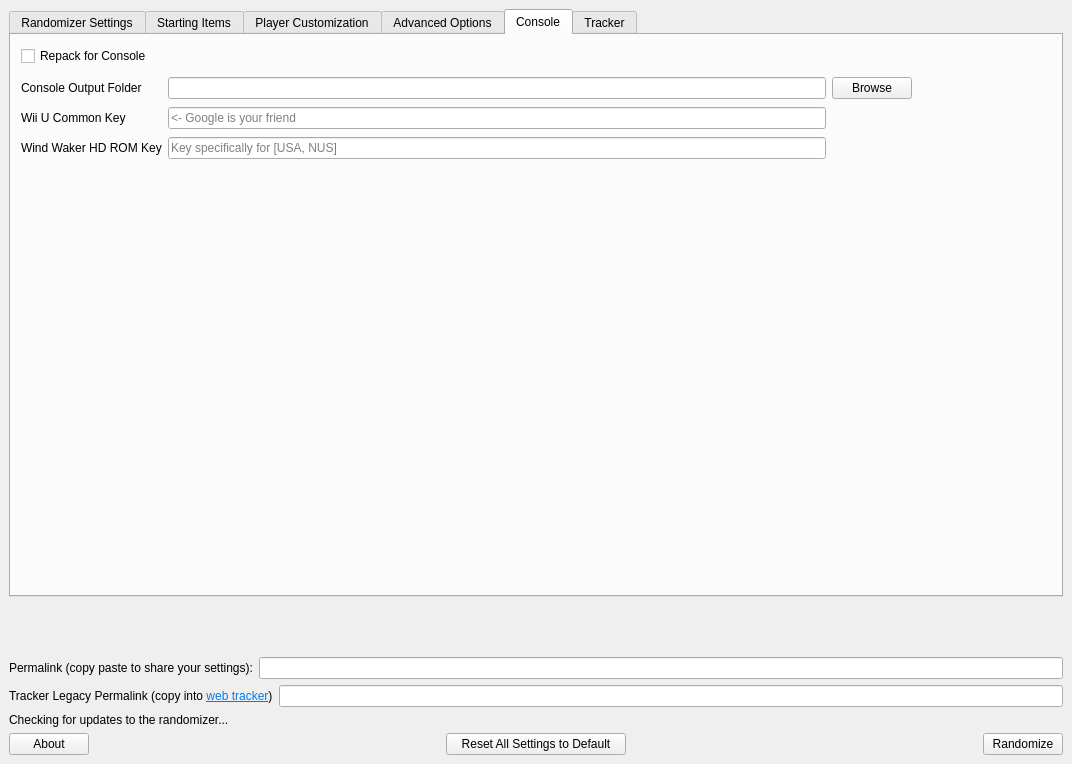
This is gui/mainwindow.ui in SuperDude88/TWWHD-Randomizer as Qt 5 draws it before an edit. The edited form follows.
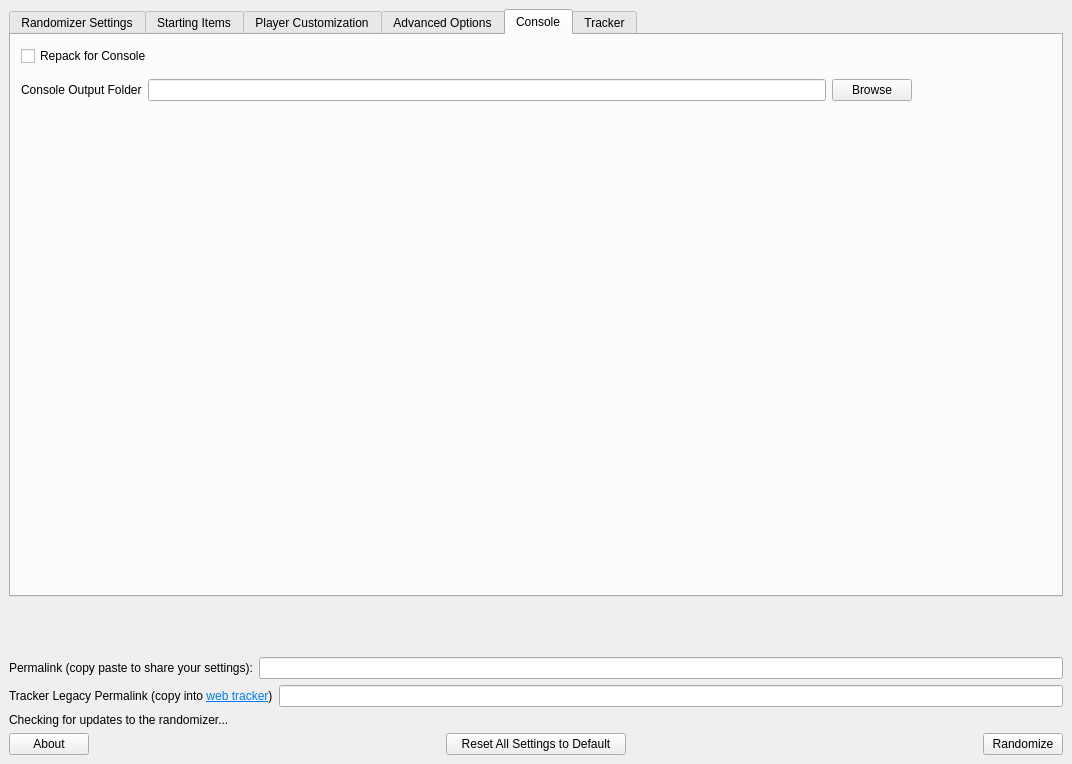
This is the edited form. The open tabs and pages were chosen to show the change.

Patch:
```diff
--- a/gui/mainwindow.ui
+++ b/gui/mainwindow.ui
@@ -1814,44 +1814,10 @@
               <x>10</x>
               <y>40</y>
               <width>891</width>
-              <height>86</height>
+              <height>31</height>
              </rect>
             </property>
             <layout class="QGridLayout" name="gridLayout_10">
-             <item row="2" column="0">
-              <widget class="QLabel" name="label_for_encryption_key">
-               <property name="text">
-                <string>Wind Waker HD ROM Key</string>
-               </property>
-              </widget>
-             </item>
-             <item row="2" column="2">
-              <widget class="QLineEdit" name="encryption_key">
-               <property name="text">
-                <string/>
-               </property>
-               <property name="placeholderText">
-                <string>Key specifically for [USA, NUS]</string>
-               </property>
-              </widget>
-             </item>
-             <item row="1" column="0">
-              <widget class="QLabel" name="label_for_wii_u_common_key">
-               <property name="text">
-                <string>Wii U Common Key</string>
-               </property>
-              </widget>
-             </item>
-             <item row="1" column="2">
-              <widget class="QLineEdit" name="wii_u_common_key">
-               <property name="text">
-                <string/>
-               </property>
-               <property name="placeholderText">
-                <string>&lt;- Google is your friend</string>
-               </property>
-              </widget>
-             </item>
              <item row="0" column="2">
               <widget class="QLineEdit" name="console_output"/>
              </item>
```
Left out of the diff: 18 changed lines with no effect on the pictures.
